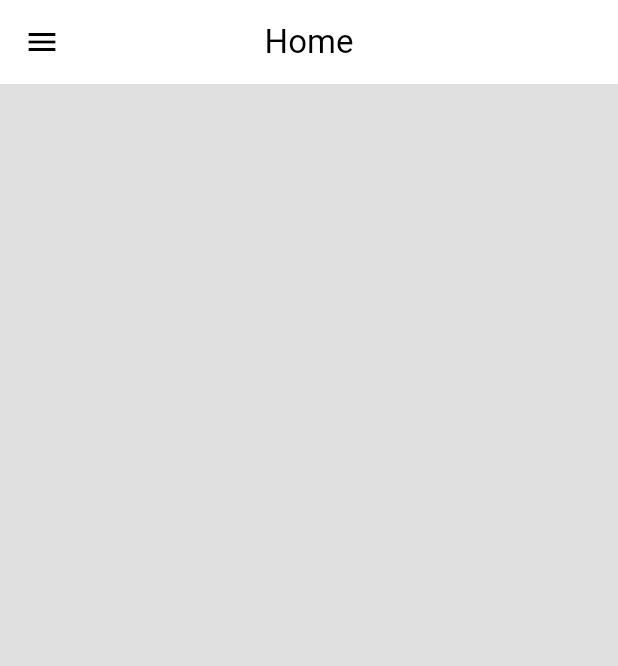
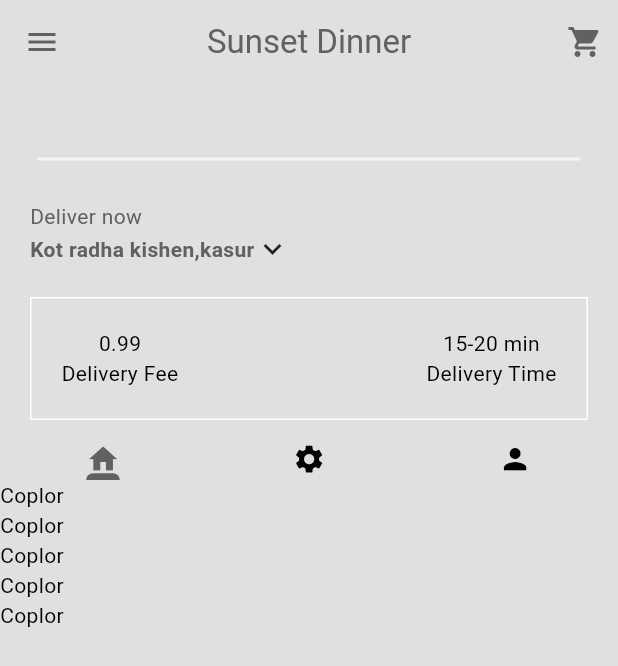
Before and after one commit to FaiziBytes/food-delivery, a Flutter app: the screen it shows after launch, after a tap on "Sign in", on a phone screen of 412 x 824 dp. Shown: the top 666 px of the screen. Run offline on Flutter 3.47's test engine with Material 3 defaults, Android fonts, the phone set to English and light mode, and no system bars.

Commit message:
all the changes made for the nested scroll view of the foods section and adding to the page which is tabbar

```diff
--- /dev/null
+++ b/food_delivery/lib/components/my_current_address.dart
@@ -0,0 +1,61 @@
+import 'package:flutter/material.dart';
+
+class MyCurrentAddress extends StatelessWidget {
+  const MyCurrentAddress({super.key});
+  void openingDialog(BuildContext context){
+    showDialog(context: context, builder: (builder){
+      return AlertDialog(
+        title: Text("Enter your location"),
+        content: TextField(
+          decoration: InputDecoration(
+            hintText: "Enter Address....."
+          ),
+        ),
+        actions: [
+          MaterialButton(onPressed: (){
+            Navigator.pop(context);
+          }, child: Text("Save"),),
+          MaterialButton(onPressed: (){
+            Navigator.pop(context);
+          }, child: Text(
+            "Cancel"
+          ),)
+        ],
+      );
+    });
+  }
+  @override
+  Widget build(BuildContext context) {
+    return Padding(
+        padding: EdgeInsets.only(left: 20, bottom: 20, top: 20, right: 20),
+      child: Column(
+        crossAxisAlignment: CrossAxisAlignment.start,
+        children: [
+        Text("Deliver now",
+        style: TextStyle(
+           color: Theme.of(context).colorScheme.inversePrimary,
+        ),
+        ),
+        GestureDetector(
+          onTap: (){
+              openingDialog(context);
+          },
+          child: Row(
+            mainAxisAlignment: MainAxisAlignment.start,
+            children: [
+              Text("Kot radha kishen,kasur",
+              style: TextStyle(
+                fontWeight: FontWeight.bold,
+                 color: Theme.of(context).colorScheme.inversePrimary,
+              ),
+              ),
+              Icon(Icons.keyboard_arrow_down)
+
+            ],
+          ),
+        )
+        ],
+      ),
+    );
+  }
+}
--- /dev/null
+++ b/food_delivery/lib/components/my_silver_app_bar.dart
@@ -0,0 +1,41 @@
+// ignore_for_file: deprecated_member_use
+
+import "package:flutter/material.dart";
+
+
+
+class MySilverAppBar extends StatelessWidget {
+  final Widget child;
+  final Widget title;
+   const MySilverAppBar({super.key,
+   required this.child,
+   required this.title
+   });
+
+
+  @override
+  Widget build(BuildContext context) {
+    return SliverAppBar(
+      foregroundColor: Theme.of(context).colorScheme.inversePrimary,
+      backgroundColor:  Theme.of(context).colorScheme.background,
+      title: Text("Sunset Dinner"),
+      centerTitle: true,
+      expandedHeight: 320,
+      pinned: true,
+      actions: [
+        Padding(
+          padding: const EdgeInsets.only(right: 10.0),
+          child: Icon(Icons.shopping_cart),
+        )
+      ],
+      flexibleSpace: FlexibleSpaceBar(
+        title: title,
+        titlePadding: EdgeInsets.only(bottom: 0),
+        background: child,
+        centerTitle: true,
+
+      ),
+
+    );
+  }
+}
--- /dev/null
+++ b/food_delivery/lib/components/mydescription.dart
@@ -0,0 +1,34 @@
+import 'package:flutter/material.dart';
+
+class Mydescription extends StatelessWidget {
+  const Mydescription({super.key});
+
+  @override
+  Widget build(BuildContext context) {
+    return Container(
+      margin: EdgeInsets.only(left: 20, right: 20, bottom: 40),
+      padding: EdgeInsets.all(20),
+      decoration: BoxDecoration(
+
+        border: Border.all(color: Theme.of(context).colorScheme.tertiary),
+      ),
+      child: Row(
+        mainAxisAlignment: MainAxisAlignment.spaceBetween,
+        children: [
+          Column(
+            children: [
+              Text("0.99"),
+              Text("Delivery Fee"),
+            ],
+          ),
+             Column(
+            children: [
+              Text("15-20 min"),
+              Text("Delivery Time"),
+            ],
+          ),
+        ],
+      ),
+    );
+  }
+}
--- /dev/null
+++ b/food_delivery/lib/components/tabbar.dart
@@ -0,0 +1,32 @@
+// ignore_for_file: deprecated_member_use
+
+import 'package:flutter/material.dart';
+
+class MyTabBar extends StatelessWidget {
+  final TabController myTabController;
+  const MyTabBar({super.key,
+  required this.myTabController
+  });
+
+  @override
+  Widget build(BuildContext context) {
+    return Container(
+      child: TabBar(
+
+        labelColor: Theme.of(context).colorScheme.inversePrimary,
+        indicatorColor: Theme.of(context).colorScheme.inversePrimary,
+        dividerColor: Theme.of(context).colorScheme.background,
+        controller: myTabController,
+        tabs: [
+        Icon(Icons.home,
+        size: 15,
+
+        ),
+        Icon(Icons.settings,size: 15,),
+        Icon(Icons.person,
+        size: 15,
+        ),
+      ]),
+    );
+  }
+}
--- a/food_delivery/lib/pages/homepage.dart
+++ b/food_delivery/lib/pages/homepage.dart
@@ -1,7 +1,11 @@
 // ignore_for_file: deprecated_member_use
 
 import 'package:flutter/material.dart';
+import 'package:food_delivery/components/my_current_address.dart';
 import 'package:food_delivery/components/my_drawer.dart';
+import 'package:food_delivery/components/my_silver_app_bar.dart';
+import 'package:food_delivery/components/mydescription.dart';
+import 'package:food_delivery/components/tabbar.dart';
 
 class Homepage extends StatefulWidget {
   const Homepage({super.key});
@@ -10,17 +14,65 @@ class Homepage extends StatefulWidget {
   State<Homepage> createState() => _HomepageState();
 }
 
-class _HomepageState extends State<Homepage> {
+class _HomepageState extends State<Homepage> with TickerProviderStateMixin {
+  late TabController myTabcontroller;
+  @override
+  void initState() {
+    myTabcontroller = TabController(length: 3, vsync: this);
+  }
+
+  @override
+  void dispose() {
+    myTabcontroller.dispose();
+  }
+
   @override
   Widget build(BuildContext context) {
     return Scaffold(
       backgroundColor: Theme.of(context).colorScheme.background,
-      appBar: AppBar(
-        backgroundColor: Theme.of(context).colorScheme.tertiary,
-        title: Text("Home"),
-        centerTitle: true,
+      drawer: CustomDrawer(),
+      body: NestedScrollView(
+        headerSliverBuilder: (context, innerBoxIsScrolled) => [
+          MySilverAppBar(
+            title: MyTabBar(myTabController: myTabcontroller),
+            child: Column(
+              mainAxisAlignment: MainAxisAlignment.end,
+              children: [
+                Divider(
+                  thickness: 2,
+                  indent: 25,
+                  endIndent: 25,
+                  color: Theme.of(context).colorScheme.secondary,
+                ),
+                MyCurrentAddress(),
+                Mydescription()
+              ],
+            ),
+          ),
+        ],
+        body: TabBarView(
+
+          controller: myTabcontroller, children: [
+          ListView.builder(
+            itemCount: 5,
+            itemBuilder: (context, index) {
+                return Text("Coplor");
+          }),
+            ListView.builder(
+              itemCount: 5,
+              itemBuilder: (
+                context, index) {
+               return Text("Color");
+          }),
+            ListView.builder(
+              itemCount: 5,
+              itemBuilder: (
+
+              context, index) {
+            return Text("Color");
+          }),
+        ]),
       ),
-      drawer: CustomDrawer(),
     );
   }
 }
```
Also changed, not shown: food_delivery/lib/main.dart (renamed from food_delivery/lib/pages/main.dart), 1 other file.
